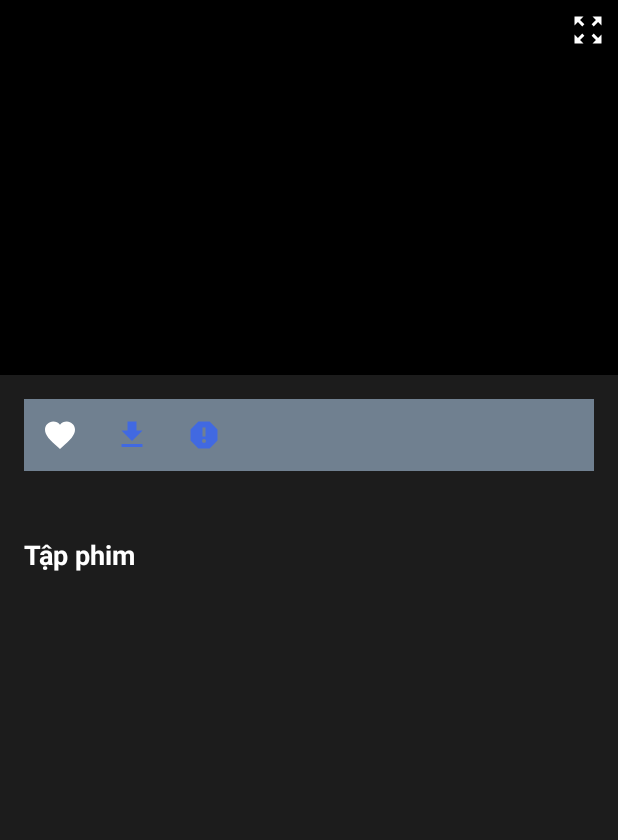
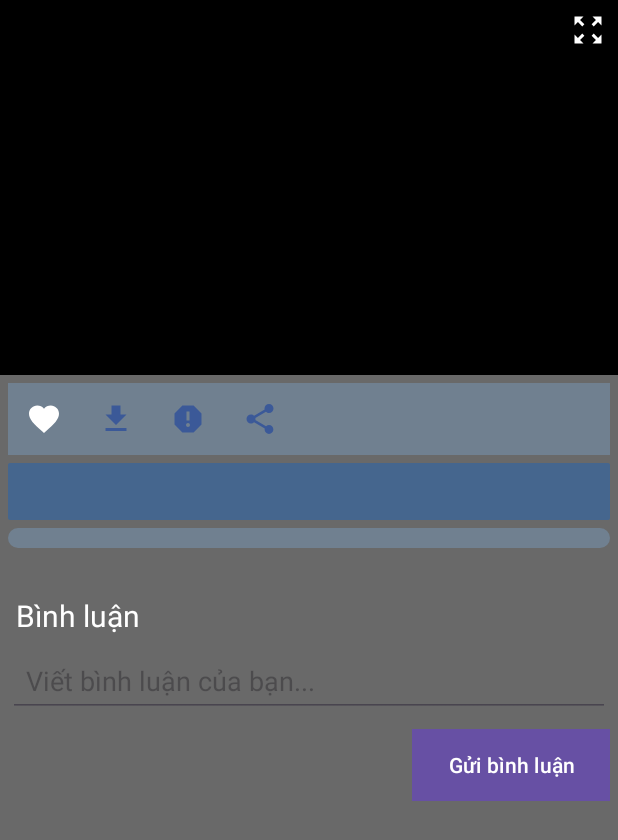
Before and after one commit to ThanhHai2911/Nhom6, an Android app: the XemPhimActivity screen opened directly, with no data from a screen before it, on a phone screen of 412 x 824 dp. Shown: the top 840 px of the screen. Run offline under Robolectric (Android 15) with nearby library versions, the light colour scheme and no system bars; our stand-ins replace Firebase (no records; nobody signed in at launch, a user with empty details on screens opened directly); 1 statement that could not run was skipped.

Commit message:
edit giao dien xem phim

```diff
--- a/app/src/main/java/com/example/xemphim/activity/XemPhimActivity.java
+++ b/app/src/main/java/com/example/xemphim/activity/XemPhimActivity.java
@@ -28,6 +28,7 @@ import androidx.media3.exoplayer.hls.HlsMediaSource;
 import androidx.media3.ui.AspectRatioFrameLayout;
 import androidx.media3.ui.PlayerView;
 import androidx.recyclerview.widget.GridLayoutManager;
+import androidx.recyclerview.widget.RecyclerView;
 
 import com.example.xemphim.API.ApiClient;
 import com.example.xemphim.API.ApiService;
@@ -118,7 +119,7 @@ public class XemPhimActivity extends AppCompatActivity {
         // Gán View cho các biến
         btnFullScreen = binding.btnFullScreen; // Gán nút toàn màn hình
         btnAddToFavorites = binding.btnAddToFavorites; // Gán nút yêu thích
-        binding.rcvTapPhim.setLayoutManager(new GridLayoutManager(this, 4)); // Thiết lập RecyclerView
+        binding.rcvTapPhim.setLayoutManager(new GridLayoutManager(this, 2, RecyclerView.HORIZONTAL,false)); // Thiết lập RecyclerView
         // Khởi tạo Firebase Database
         favoritesRef = FirebaseDatabase.getInstance().getReference("favorites"); // Thay "favorites" bằng tên bảng của bạn
     }
--- /dev/null
+++ b/app/src/main/res/drawable/ic_play_circle.xml
@@ -0,0 +1,5 @@
+<vector xmlns:android="http://schemas.android.com/apk/res/android" android:height="16dp" android:tint="#663399" android:viewportHeight="24" android:viewportWidth="24" android:width="16dp">
+
+    <path android:fillColor="@android:color/white" android:pathData="M8,5v14l11,-7z"/>
+
+</vector>
--- /dev/null
+++ b/app/src/main/res/drawable/ic_share_24.xml
@@ -0,0 +1,5 @@
+<vector xmlns:android="http://schemas.android.com/apk/res/android" android:height="24dp" android:tint="#0051FF" android:viewportHeight="24" android:viewportWidth="24" android:width="24dp">
+
+    <path android:fillColor="@android:color/white" android:pathData="M18,16.08c-0.76,0 -1.44,0.3 -1.96,0.77L8.91,12.7c0.05,-0.23 0.09,-0.46 0.09,-0.7s-0.04,-0.47 -0.09,-0.7l7.05,-4.11c0.54,0.5 1.25,0.81 2.04,0.81 1.66,0 3,-1.34 3,-3s-1.34,-3 -3,-3 -3,1.34 -3,3c0,0.24 0.04,0.47 0.09,0.7L8.04,9.81C7.5,9.31 6.79,9 6,9c-1.66,0 -3,1.34 -3,3s1.34,3 3,3c0.79,0 1.5,-0.31 2.04,-0.81l7.12,4.16c-0.05,0.21 -0.08,0.43 -0.08,0.65 0,1.61 1.31,2.92 2.92,2.92 1.61,0 2.92,-1.31 2.92,-2.92s-1.31,-2.92 -2.92,-2.92z"/>
+
+</vector>
--- /dev/null
+++ b/app/src/main/res/drawable/text_title.xml
@@ -0,0 +1,10 @@
+<?xml version="1.0" encoding="utf-8"?>
+<shape xmlns:android="http://schemas.android.com/apk/res/android">
+    <solid android:color="#45668e"/> <!-- Màu nền mờ nhẹ -->
+    <corners android:radius="1dp"/> <!-- Bo góc -->
+    <padding
+        android:left="8dp"
+        android:top="8dp"
+        android:right="8dp"
+        android:bottom="8dp"/>
+</shape>
--- a/app/src/main/res/layout/activity_xemphim.xml
+++ b/app/src/main/res/layout/activity_xemphim.xml
@@ -3,7 +3,7 @@
     android:layout_width="match_parent"
     android:layout_height="match_parent"
     xmlns:app="http://schemas.android.com/apk/res-auto"
-    android:background="#1C1C1C">
+    android:background="#696969">
 
     <!-- Video Player -->
     <androidx.media3.ui.PlayerView
@@ -22,7 +22,7 @@
             android:background="?android:selectableItemBackgroundBorderless"
             android:text="@string/fullscreen"
             android:src="@drawable/ic_fullscreen"
-            android:contentDescription="@null"/>
+            android:contentDescription="@null" />
 
     </androidx.media3.ui.PlayerView>
 
@@ -32,8 +32,7 @@
         android:layout_height="wrap_content"
         android:orientation="vertical"
         android:layout_below="@id/playerView"
-
-        android:padding="16dp">
+        android:padding="5dp">
 
         <!-- Favorite and Download Buttons -->
         <LinearLayout
@@ -50,7 +49,6 @@
                 android:layout_height="48dp"
                 android:background="@android:color/transparent"
                 android:src="@drawable/baseline_favorite_24"
-                android:text="@string/favorite_button_label"
                 android:contentDescription="@null" />
 
             <ImageButton
@@ -60,7 +58,8 @@
                 android:background="@android:color/transparent"
                 app:srcCompat="@drawable/baseline_download_24"
                 android:contentDescription="@null"
-                app:tint="#4169e1" />
+                app:tint="#3b5998" />
+
             <ImageButton
                 android:id="@+id/btnReport"
                 android:layout_width="48dp"
@@ -68,37 +67,81 @@
                 android:background="@android:color/transparent"
                 app:srcCompat="@drawable/baseline_report_24"
                 android:contentDescription="@null"
-                app:tint="#4169e1" />
+                app:tint="#3b5998" />
+
+            <ImageButton
+                android:id="@+id/btnShare"
+                android:layout_width="48dp"
+                android:layout_height="48dp"
+                android:background="@android:color/transparent"
+                app:srcCompat="@drawable/ic_share_24"
+                android:contentDescription="@null"
+                app:tint="#3b5998" />
         </LinearLayout>
 
         <!-- Movie Title -->
         <TextView
             android:id="@+id/tvMovieTitle"
-            android:layout_width="wrap_content"
+            android:layout_width="match_parent"
             android:layout_height="wrap_content"
             android:textSize="20sp"
+            android:textColor="@color/white"
+            android:layout_marginTop="5dp"
             android:textStyle="bold"
-            android:textColor="#FFFFFF"
-            android:paddingTop="8dp"
-            android:paddingBottom="8dp" />
+            android:paddingTop="5dp"
+            android:background="@drawable/text_title"
+            android:paddingBottom="5dp" />
+
         <!-- Episode List -->
-        <TextView
-            android:layout_width="wrap_content"
-            android:layout_height="wrap_content"
-            android:textSize="18sp"
-            android:textStyle="bold"
-            android:text="@string/episode"
-            android:textColor="#FFFFFF" />
-
         <androidx.recyclerview.widget.RecyclerView
             android:id="@+id/rcvTapPhim"
             android:layout_width="match_parent"
-            android:layout_height="0dp"
-            android:layout_marginTop="16dp"
+            android:layout_height="wrap_content"
+            android:layout_marginTop="5dp"
             android:layout_marginBottom="16dp"
-            android:layout_weight="1"
+            android:background="@drawable/text_description_background"
             android:clipToPadding="false"
+            android:paddingTop="5dp"
+            android:scrollbars="horizontal" />
+
+        <!-- Comment Section -->
+        <TextView
+            android:id="@+id/tvCommentHeader"
+            android:layout_width="match_parent"
+            android:layout_height="wrap_content"
+            android:text="Bình luận"
+            android:textSize="20sp"
+            android:textColor="@color/white"
+            android:layout_marginTop="10dp"
+            android:padding="5dp" />
+
+        <EditText
+            android:id="@+id/commentInput"
+            android:layout_width="match_parent"
+            android:layout_height="wrap_content"
+            android:hint="Viết bình luận của bạn..."
+            android:padding="12dp"
+            android:textColor="@android:color/black"
+            android:layout_marginBottom="8dp" />
+
+        <Button
+            android:id="@+id/btnSubmitComment"
+            android:layout_width="wrap_content"
+            android:layout_height="wrap_content"
+            android:text="Gửi bình luận"
+            android:textColor="@android:color/white"
+            android:background="#FF4500"
+            android:layout_gravity="end"
+            android:layout_marginBottom="8dp" />
+
+        <!-- Comment List -->
+        <androidx.recyclerview.widget.RecyclerView
+            android:id="@+id/rvComments"
+            android:layout_width="match_parent"
+            android:layout_height="wrap_content"
+            android:layout_marginTop="10dp"
             android:scrollbars="vertical" />
+
     </LinearLayout>
 
 </RelativeLayout>
--- a/app/src/main/res/layout/item_tapphim.xml
+++ b/app/src/main/res/layout/item_tapphim.xml
@@ -16,13 +16,14 @@
         android:text="Tập 001"
         android:textStyle="bold"
         android:textSize="12sp"
-        android:textColor="@color/black"
+        android:textColor="@color/white"
         android:paddingStart="16dp"
         android:paddingEnd="16dp"
         android:paddingTop="8dp"
         android:paddingBottom="8dp"
         app:cornerRadius="15dp"
-        android:background="#F45A8F"
+        android:background="#3b5998"
         app:elevation="0dp"/>
 
+
 </androidx.cardview.widget.CardView>
```
